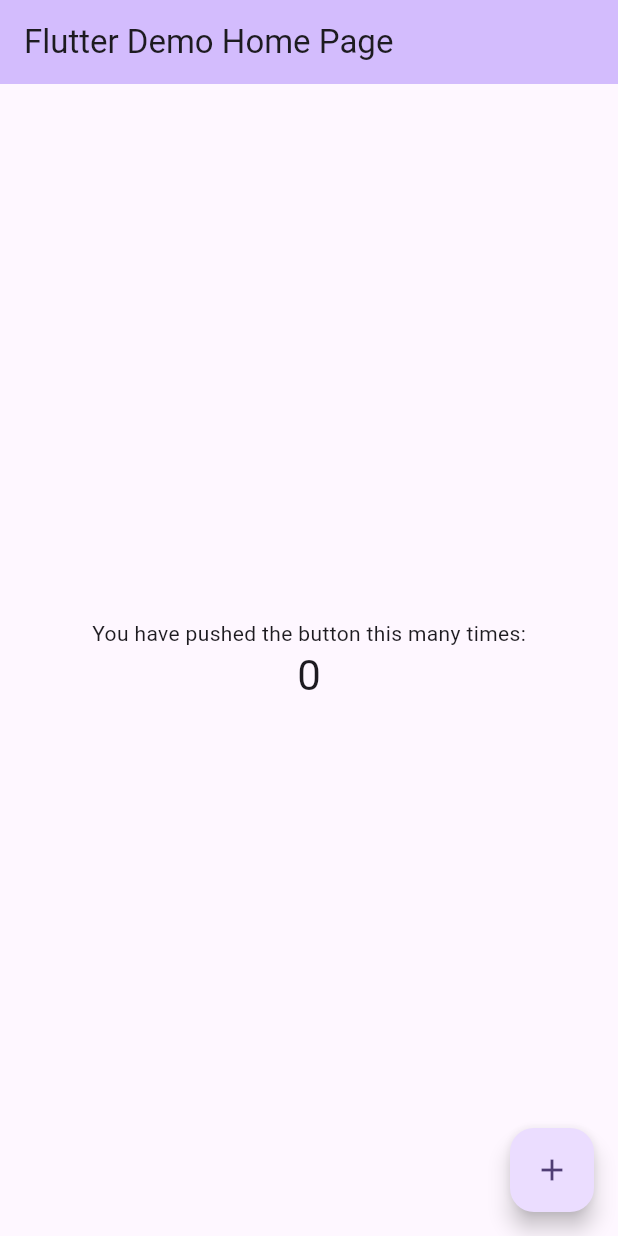
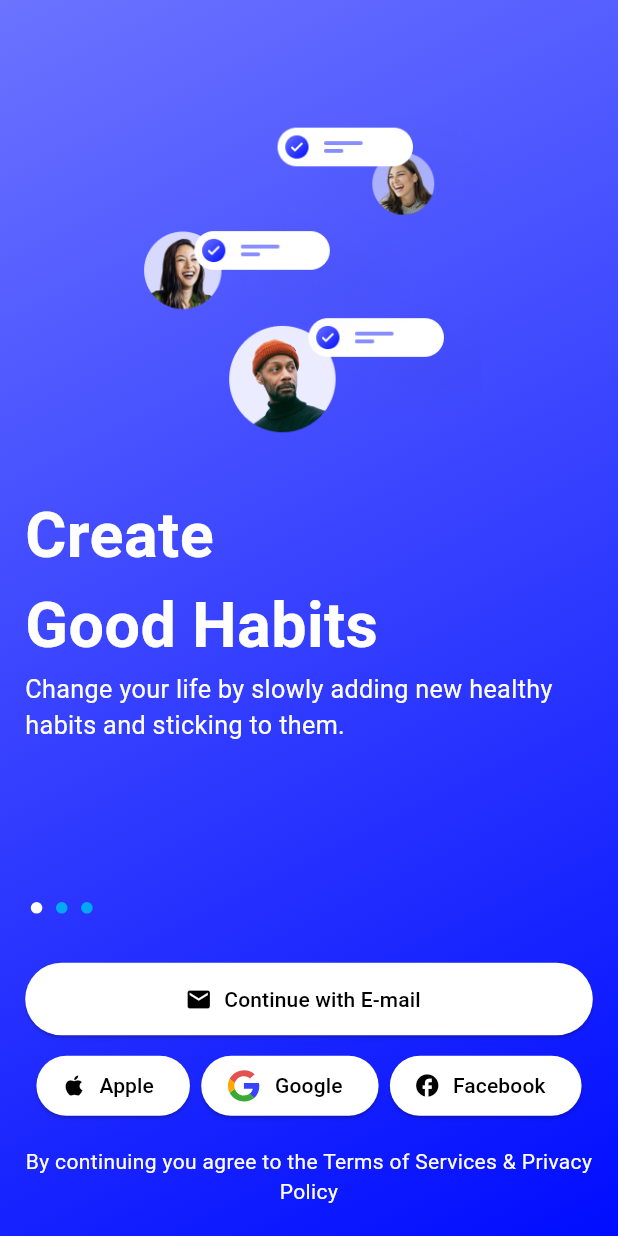
Before and after one commit to rupeshthakur-coder/routiner, a Flutter app: the screen it shows after launch, on a phone screen of 412 x 824 dp. Run offline on Flutter 3.47's test engine with Material 3 defaults, Android fonts, the phone set to English and light mode, and no system bars; our stand-ins replace flutter_screenutil, flutter_svg.

Commit message:
1
this is first

```diff
--- a/lib/main.dart
+++ b/lib/main.dart
@@ -1,4 +1,8 @@
+// ignore_for_file: prefer_const_constructors
+
 import 'package:flutter/material.dart';
+import 'package:flutter_screenutil/flutter_screenutil.dart';
+import 'package:routiner/pages/splash/splash_page.dart';
 
 void main() {
   runApp(const MyApp());
@@ -7,119 +11,20 @@
 class MyApp extends StatelessWidget {
   const MyApp({super.key});
 
-  // This widget is the root of your application.
   @override
   Widget build(BuildContext context) {
-    return MaterialApp(
-      title: 'Flutter Demo',
-      theme: ThemeData(
-        // This is the theme of your application.
-        //
-        // TRY THIS: Try running your application with "flutter run". You'll see
-        // the application has a purple toolbar. Then, without quitting the app,
-        // try changing the seedColor in the colorScheme below to Colors.green
-        // and then invoke "hot reload" (save your changes or press the "hot
-        // reload" button in a Flutter-supported IDE, or press "r" if you used
-        // the command line to start the app).
-        //
-        // Notice that the counter didn't reset back to zero; the application
-        // state is not lost during the reload. To reset the state, use hot
-        // restart instead.
-        //
-        // This works for code too, not just values: Most code changes can be
-        // tested with just a hot reload.
-        colorScheme: ColorScheme.fromSeed(seedColor: Colors.deepPurple),
-        useMaterial3: true,
-      ),
-      home: const MyHomePage(title: 'Flutter Demo Home Page'),
+    return ScreenUtilInit(
+      designSize: Size(393, 852),
+      builder: (BuildContext context, Widget? child) {
+        return MaterialApp(
+          debugShowCheckedModeBanner: false,
+          title: 'Routiner',
+          theme: ThemeData(
+            primarySwatch: Colors.blue,
+          ),
+          home: SplashScreen(),
+        );
+      },
     );
   }
 }
-
-class MyHomePage extends StatefulWidget {
-  const MyHomePage({super.key, required this.title});
-
-  // This widget is the home page of your application. It is stateful, meaning
-  // that it has a State object (defined below) that contains fields that affect
-  // how it looks.
-
-  // This class is the configuration for the state. It holds the values (in this
-  // case the title) provided by the parent (in this case the App widget) and
-  // used by the build method of the State. Fields in a Widget subclass are
-  // always marked "final".
-
-  final String title;
-
-  @override
-  State<MyHomePage> createState() => _MyHomePageState();
-}
-
-class _MyHomePageState extends State<MyHomePage> {
-  int _counter = 0;
-
-  void _incrementCounter() {
-    setState(() {
-      // This call to setState tells the Flutter framework that something has
-      // changed in this State, which causes it to rerun the build method below
-      // so that the display can reflect the updated values. If we changed
-      // _counter without calling setState(), then the build method would not be
-      // called again, and so nothing would appear to happen.
-      _counter++;
-    });
-  }
-
-  @override
-  Widget build(BuildContext context) {
-    // This method is rerun every time setState is called, for instance as done
-    // by the _incrementCounter method above.
-    //
-    // The Flutter framework has been optimized to make rerunning build methods
-    // fast, so that you can just rebuild anything that needs updating rather
-    // than having to individually change instances of widgets.
-    return Scaffold(
-      appBar: AppBar(
-        // TRY THIS: Try changing the color here to a specific color (to
-        // Colors.amber, perhaps?) and trigger a hot reload to see the AppBar
-        // change color while the other colors stay the same.
-        backgroundColor: Theme.of(context).colorScheme.inversePrimary,
-        // Here we take the value from the MyHomePage object that was created by
-        // the App.build method, and use it to set our appbar title.
-        title: Text(widget.title),
-      ),
-      body: Center(
-        // Center is a layout widget. It takes a single child and positions it
-        // in the middle of the parent.
-        child: Column(
-          // Column is also a layout widget. It takes a list of children and
-          // arranges them vertically. By default, it sizes itself to fit its
-          // children horizontally, and tries to be as tall as its parent.
-          //
-          // Column has various properties to control how it sizes itself and
-          // how it positions its children. Here we use mainAxisAlignment to
-          // center the children vertically; the main axis here is the vertical
-          // axis because Columns are vertical (the cross axis would be
-          // horizontal).
-          //
-          // TRY THIS: Invoke "debug painting" (choose the "Toggle Debug Paint"
-          // action in the IDE, or press "p" in the console), to see the
-          // wireframe for each widget.
-          mainAxisAlignment: MainAxisAlignment.center,
-          children: <Widget>[
-            const Text(
-              'You have pushed the button this many times:',
-            ),
-            Text(
-              '$_counter',
-              style: Theme.of(context).textTheme.headlineMedium,
-            ),
-          ],
-        ),
-      ),
-      floatingActionButton: FloatingActionButton(
-        onPressed: _incrementCounter,
-        tooltip: 'Increment',
-        child: const Icon(Icons.add),
-      ), // This trailing comma makes auto-formatting nicer for build methods.
-    );
-  }
-}
--- /dev/null
+++ b/lib/pages/Onboarding/onboarding_page.dart
@@ -0,0 +1,227 @@
+import 'package:flutter/material.dart';
+import 'package:flutter_screenutil/flutter_screenutil.dart';
+import 'package:flutter_svg/flutter_svg.dart';
+
+class OnboardingPage extends StatelessWidget {
+  const OnboardingPage({super.key});
+
+  @override
+  Widget build(BuildContext context) {
+    return Scaffold(
+      body: SafeArea(
+        child: PageView(
+          children: const <Widget>[
+            OnboardingScreen(
+              imagePath: 'assets/onboarding/onboarding1.png',
+              title: 'Create',
+              secondTitle: 'Good Habits',
+              subtitle: 'Change your life by slowly adding new healthy habits and sticking to them.',
+              currentIndex: 0,
+            ),
+            OnboardingScreen(
+              imagePath: 'assets/onboarding/onboarding2.png',
+              title: 'Track ',
+              secondTitle: 'Your Progress',
+              subtitle: 'Everyday you become one step closer to your goal. Don\'t give up!',
+              currentIndex: 1,
+            ),
+            OnboardingScreen(
+              imagePath: 'assets/onboarding/onboarding3.png',
+              title: 'Stay Together',
+              secondTitle: 'and Strong',
+              subtitle: 'Find friends to discuss common topics. Complete challenges together.',
+              currentIndex: 2,
+            ),
+          ],
+        ),
+      ),
+    );
+  }
+}
+
+class OnboardingScreen extends StatelessWidget {
+  final String imagePath;
+  final String title;
+  final String secondTitle;
+  final String subtitle;
+  final int currentIndex;
+
+  const OnboardingScreen({
+    super.key,
+    required this.imagePath,
+    required this.title,
+    required this.secondTitle,
+    required this.subtitle,
+    required this.currentIndex,
+  });
+
+  @override
+  Widget build(BuildContext context) {
+    return Container(
+      decoration: const BoxDecoration(
+        gradient: LinearGradient(
+          begin: Alignment.topLeft,
+          end: Alignment.bottomRight,
+          colors: [
+            Color(0xFF6B73FF),
+            Color(0xFF000DFF),
+          ],
+        ),
+      ),
+      child: Column(
+        children: <Widget>[
+          60.verticalSpace,
+          Expanded(
+            flex: 3,
+            child: Padding(
+              padding: EdgeInsets.symmetric(horizontal: 16.w),
+              child: Image.asset(
+                imagePath,
+                height: 300.h,
+                width: 350.w,
+                fit: BoxFit.contain,
+              ),
+            ),
+          ),
+          SizedBox(height: 30.h),
+          Padding(
+            padding: EdgeInsets.symmetric(horizontal: 16.w),
+            child: Column(
+              crossAxisAlignment: CrossAxisAlignment.start,
+              children: [
+                Text(
+                  title,
+                  style: TextStyle(
+                    fontSize: 40.sp,
+                    fontWeight: FontWeight.bold,
+                    color: Colors.white,
+                  ),
+                ),
+                Text(
+                  secondTitle,
+                  style: TextStyle(
+                    fontSize: 40.sp,
+                    fontWeight: FontWeight.bold,
+                    color: Colors.white,
+                  ),
+                ),
+                Text(
+                  subtitle,
+                  style: TextStyle(
+                    fontSize: 16.sp,
+                    color: Colors.white,
+                  ),
+                ),
+                SizedBox(height: 10.h),
+              ],
+            ),
+          ),
+          const Spacer(),
+          Padding(
+            padding: const EdgeInsets.all(16.0),
+            child: Row(
+              crossAxisAlignment: CrossAxisAlignment.start,
+              mainAxisAlignment: MainAxisAlignment.start,
+              children: List.generate(3, (index) {
+                return Container(
+                  margin: EdgeInsets.symmetric(horizontal: 4.0.w),
+                  width: currentIndex == index ? 8.0.w : 8.0.w,
+                  height: currentIndex == index ? 8.0.h : 8.0.h,
+                  decoration: BoxDecoration(
+                    color: currentIndex == index ? Colors.white : Colors.lightBlue,
+                    shape: BoxShape.circle,
+                  ),
+                );
+              }),
+            ),
+          ),
+          Padding(
+            padding: EdgeInsets.all(16.0.w),
+            child: Column(
+              children: [
+                ElevatedButton.icon(
+                  onPressed: () {
+                    // Handle email login
+                  },
+                  icon: const Icon(Icons.email),
+                  label: const Text('Continue with E-mail'),
+                  style: ElevatedButton.styleFrom(
+                    backgroundColor: Colors.white,
+                    foregroundColor: Colors.black,
+                    minimumSize: Size(double.infinity, 50.h),
+                    shape: RoundedRectangleBorder(
+                      borderRadius: BorderRadius.circular(25.r),
+                    ),
+                  ),
+                ),
+                SizedBox(height: 10.h),
+                Row(
+                  mainAxisAlignment: MainAxisAlignment.spaceEvenly,
+                  children: [
+                    ElevatedButton.icon(
+                      onPressed: () {
+                        // Handle Apple login
+                      },
+                      icon: const Icon(Icons.apple),
+                      label: const Text('Apple'),
+                      style: ElevatedButton.styleFrom(
+                        backgroundColor: Colors.white,
+                        foregroundColor: Colors.black,
+                        shape: RoundedRectangleBorder(
+                          borderRadius: BorderRadius.circular(25.r),
+                        ),
+                      ),
+                    ),
+                    ElevatedButton.icon(
+                      onPressed: () {
+                        // Handle Google login
+                      },
+                      icon: SvgPicture.asset(
+                        'assets/onboarding/Icons/Google.svg',
+                        height: 24.h,
+                        width: 24.w,
+                      ),
+                      label: const Text('Google'),
+                      style: ElevatedButton.styleFrom(
+                        backgroundColor: Colors.white,
+                        foregroundColor: Colors.black,
+                        shape: RoundedRectangleBorder(
+                          borderRadius: BorderRadius.circular(25.r),
+                        ),
+                      ),
+                    ),
+                    ElevatedButton.icon(
+                      onPressed: () {
+                        // Handle Facebook login
+                      },
+                      icon: const Icon(Icons.facebook),
+                      label: const Text('Facebook'),
+                      style: ElevatedButton.styleFrom(
+                        backgroundColor: Colors.white,
+                        foregroundColor: Colors.black,
+                        shape: RoundedRectangleBorder(
+                          borderRadius: BorderRadius.circular(25.r),
+                        ),
+                      ),
+                    ),
+                  ],
+                ),
+              ],
+            ),
+          ),
+          Padding(
+            padding: EdgeInsets.symmetric(horizontal: 16.0.w),
+            child: const Text(
+              'By continuing you agree to the Terms of Services & Privacy Policy',
+              style: TextStyle(
+                color: Colors.white,
+              ),
+              textAlign: TextAlign.center,
+            ),
+          ),
+          SizedBox(height: 20.h),
+        ],
+      ),
+    );
+  }
+}
```
Also changed, not shown: lib/pages/splash/splash_page.dart (added, +125 -0 lines), pubspec.yaml (+7 -3 lines), assets/onboarding/Icons/Google.svg (added), assets/onboarding/Illustration.png (added), assets/onboarding/onboarding1.png (added), assets/onboarding/onboarding2.png (added), assets/onboarding/onboarding3.png (added), assets/splash/Circle BG.png (added), assets/splash/Circle BG.svg (added), assets/splash/gradient1.svg (added), assets/splash/gradient_below.svg (added), assets/splash/logo.svg (added), lib/pages/auth/login_pages/continue_with_email.dart (added), pubspec.lock.
